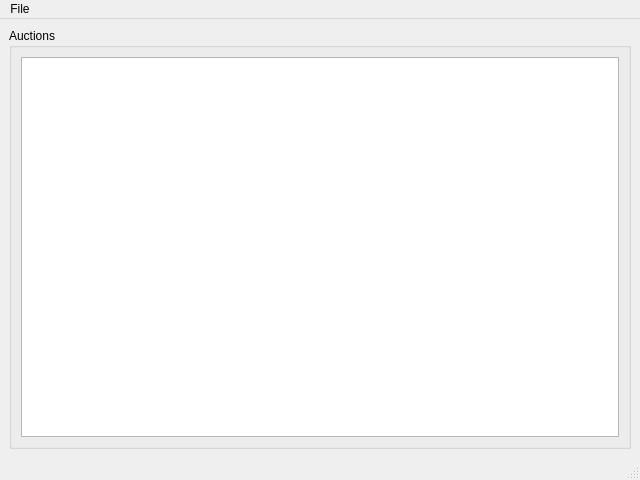
The window that src/app/mainwindow.ui (ABBAPOH/sniper) describes before a commit, drawn with Qt 5.
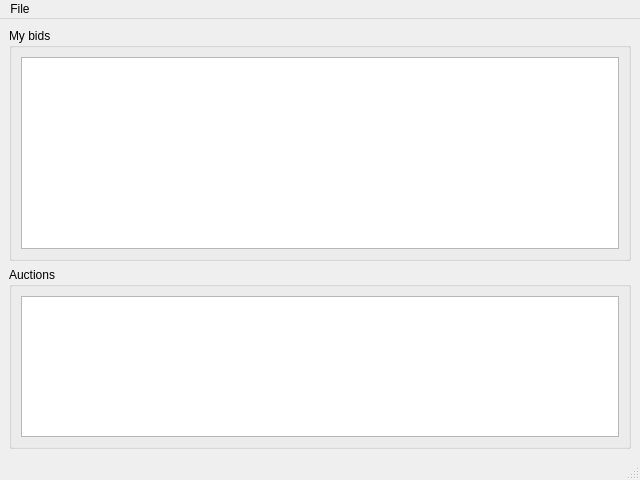
The same window after the commit.

```diff
--- a/src/app/mainwindow.ui
+++ b/src/app/mainwindow.ui
@@ -15,6 +15,25 @@
   </property>
   <widget class="QWidget" name="centralwidget">
    <layout class="QVBoxLayout" name="verticalLayout">
+    <item>
+     <widget class="QGroupBox" name="groupBox_2">
+      <property name="title">
+       <string>My bids</string>
+      </property>
+      <layout class="QVBoxLayout" name="verticalLayout_3">
+       <item>
+        <widget class="QTreeView" name="bidsView">
+         <property name="sizePolicy">
+          <sizepolicy hsizetype="Expanding" vsizetype="Minimum">
+           <horstretch>0</horstretch>
+           <verstretch>0</verstretch>
+          </sizepolicy>
+         </property>
+        </widget>
+       </item>
+      </layout>
+     </widget>
+    </item>
     <item>
      <widget class="QGroupBox" name="groupBox">
       <property name="title">
@@ -22,7 +41,7 @@
       </property>
       <layout class="QVBoxLayout" name="verticalLayout_2">
        <item>
-        <widget class="QTableView" name="auctionsView"/>
+        <widget class="QTreeView" name="auctionsView"/>
        </item>
       </layout>
      </widget>
```
